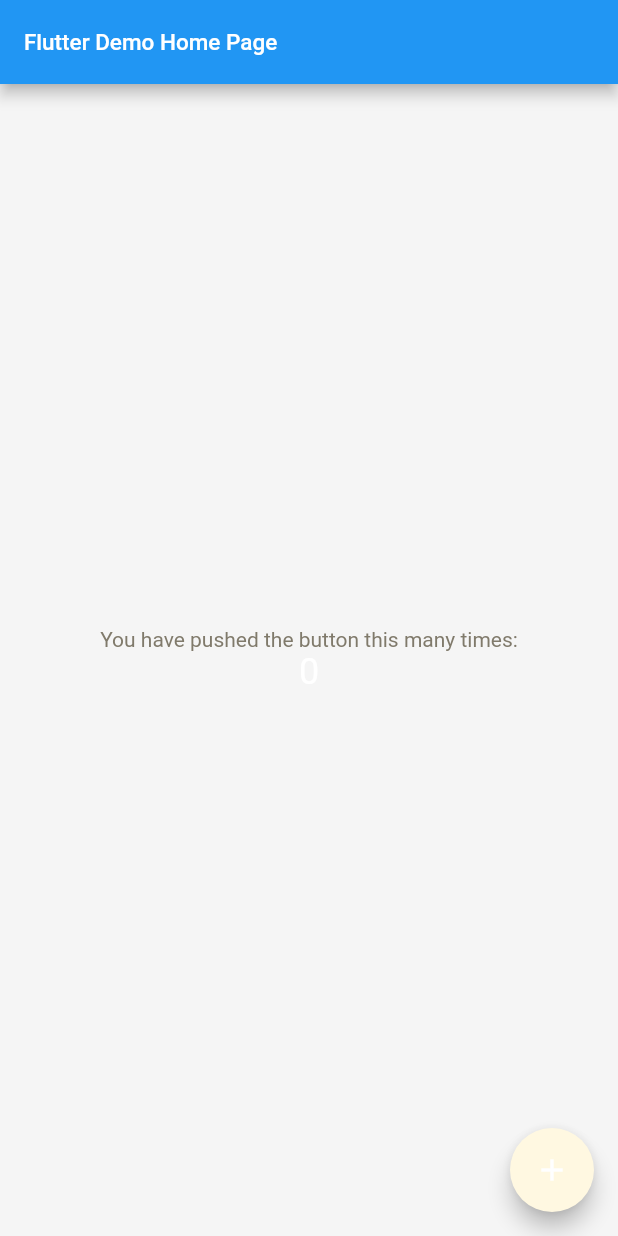
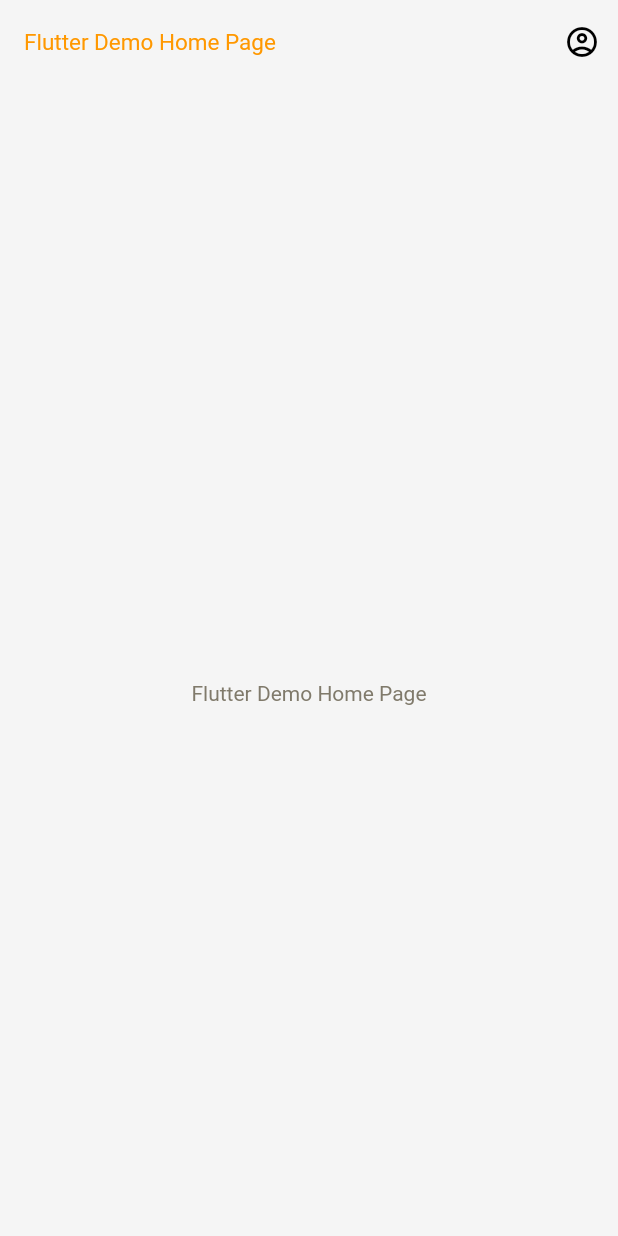
Before and after one commit to levydanqc/sums-up, a Flutter app: the screen it shows after launch, on a phone screen of 412 x 824 dp. Run offline on Flutter 3.47's test engine with Material 2 defaults, Android fonts, the phone set to English and light mode, and no system bars.

Commit message:
Header, Restructure files

```diff
--- a/lib/main.dart
+++ b/lib/main.dart
@@ -2,12 +2,14 @@ import 'package:flutter/material.dart';
 import 'package:sums_up/themes/dark_theme.dart';
 import 'package:sums_up/themes/light_theme.dart';
 
+import 'views/home.dart';
+
 void main() {
-  runApp(const MyApp());
+  runApp(const App());
 }
 
-class MyApp extends StatelessWidget {
-  const MyApp({super.key});
+class App extends StatelessWidget {
+  const App({super.key});
 
   @override
   Widget build(BuildContext context) {
@@ -16,54 +18,7 @@ class MyApp extends StatelessWidget {
       theme: customLightTheme(),
       darkTheme: customDarkTheme(),
       themeMode: ThemeMode.system,
-      home: const MyHomePage(title: 'Flutter Demo Home Page'),
+      home: const Home(title: 'Flutter Demo Home Page'),
     );
   }
 }
-
-class MyHomePage extends StatefulWidget {
-  const MyHomePage({super.key, required this.title});
-
-  final String title;
-
-  @override
-  State<MyHomePage> createState() => _MyHomePageState();
-}
-
-class _MyHomePageState extends State<MyHomePage> {
-  int _counter = 0;
-
-  void _incrementCounter() {
-    setState(() {
-      _counter++;
-    });
-  }
-
-  @override
-  Widget build(BuildContext context) {
-    return Scaffold(
-      appBar: AppBar(
-        title: Text(widget.title),
-      ),
-      body: Center(
-        child: Column(
-          mainAxisAlignment: MainAxisAlignment.center,
-          children: <Widget>[
-            const Text(
-              'You have pushed the button this many times:',
-            ),
-            Text(
-              '$_counter',
-              style: Theme.of(context).textTheme.headline4,
-            ),
-          ],
-        ),
-      ),
-      floatingActionButton: FloatingActionButton(
-        onPressed: _incrementCounter,
-        tooltip: 'Increment',
-        child: const Icon(Icons.add),
-      ),
-    );
-  }
-}
--- a/lib/themes/light_theme.dart
+++ b/lib/themes/light_theme.dart
@@ -1,4 +1,5 @@
 import 'package:flutter/material.dart';
+import 'package:flutter/services.dart';
 
 ThemeData customLightTheme() {
   TextTheme customLightThemesTextTheme(TextTheme base) {
@@ -6,16 +7,16 @@ ThemeData customLightTheme() {
       headline1: base.headline1?.copyWith(
         fontFamily: 'Roboto',
         fontSize: 22.0,
-        color: Colors.green,
+        color: Colors.black,
       ),
       headline6: base.headline6?.copyWith(fontSize: 15.0, color: Colors.orange),
       headline4: base.headline1?.copyWith(
         fontSize: 24.0,
-        color: Colors.white,
+        color: Colors.black,
       ),
       headline3: base.headline1?.copyWith(
         fontSize: 22.0,
-        color: Colors.grey,
+        color: Colors.black,
       ),
       caption: base.caption?.copyWith(
         color: const Color(0xFFCCC5AF),
@@ -26,6 +27,18 @@ ThemeData customLightTheme() {
   }
 
   return ThemeData.light().copyWith(
+    appBarTheme: ThemeData.light().appBarTheme.copyWith(
+          color: Colors.transparent,
+          elevation: 0,
+          iconTheme: ThemeData.light().iconTheme.copyWith(
+                color: Colors.black,
+              ),
+          systemOverlayStyle: SystemUiOverlayStyle.dark,
+          toolbarTextStyle:
+              customLightThemesTextTheme(ThemeData.light().textTheme).bodyText2,
+          titleTextStyle:
+              customLightThemesTextTheme(ThemeData.light().textTheme).headline6,
+        ),
     textTheme: customLightThemesTextTheme(ThemeData.light().textTheme),
     primaryColor: const Color(0xffce107c),
     indicatorColor: const Color(0xFF807A6B),
@@ -45,7 +58,6 @@ ThemeData customLightTheme() {
     buttonTheme:
         ThemeData.light().buttonTheme.copyWith(buttonColor: Colors.red),
     errorColor: Colors.red,
-    colorScheme:
-        ColorScheme.fromSwatch().copyWith(secondary: const Color(0xFFFFF8E1)),
+    colorScheme: ColorScheme.fromSwatch().copyWith(secondary: Colors.black),
   );
 }
--- /dev/null
+++ b/lib/views/home.dart
@@ -0,0 +1,28 @@
+import 'package:flutter/material.dart';
+
+import '../widgets/header.dart';
+
+class Home extends StatefulWidget {
+  final String title;
+  const Home({super.key, required this.title});
+
+  @override
+  State<Home> createState() => _HomeState();
+}
+
+class _HomeState extends State<Home> {
+  @override
+  Widget build(BuildContext context) {
+    return Scaffold(
+      appBar: Header(
+        height: const Size.fromHeight(100).height,
+      ),
+      body: Container(
+        padding: const EdgeInsets.all(10),
+        child: Center(
+          child: Text(widget.title),
+        ),
+      ),
+    );
+  }
+}
--- /dev/null
+++ b/lib/widgets/header.dart
@@ -0,0 +1,23 @@
+import 'package:flutter/material.dart';
+
+class Header extends StatelessWidget implements PreferredSizeWidget {
+  final double height;
+
+  const Header({Key? key, required this.height}) : super(key: key);
+
+  @override
+  Widget build(BuildContext context) {
+    return AppBar(
+      title: const Text('Flutter Demo Home Page'),
+      actions: <Widget>[
+        IconButton(
+          icon: const Icon(Icons.account_circle_outlined),
+          onPressed: () {},
+        ),
+      ],
+    );
+  }
+
+  @override
+  Size get preferredSize => Size.fromHeight(height);
+}
```
Also changed, not shown: 1 other file.
